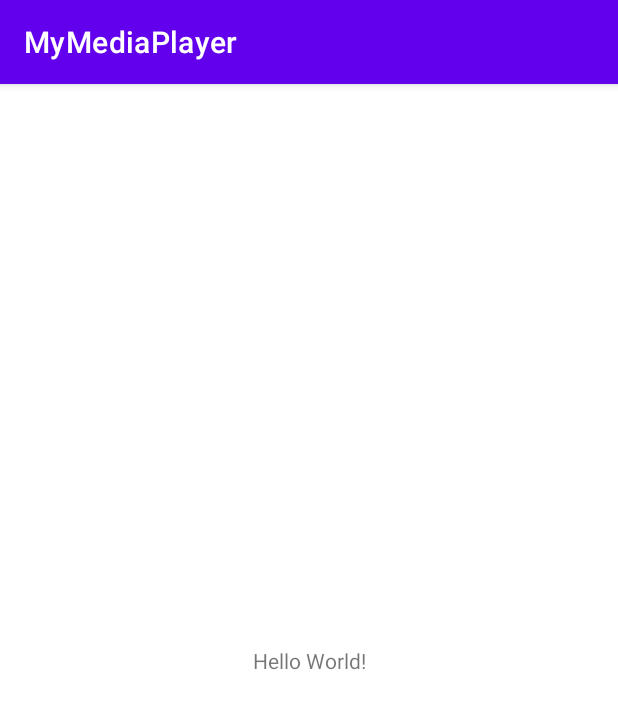
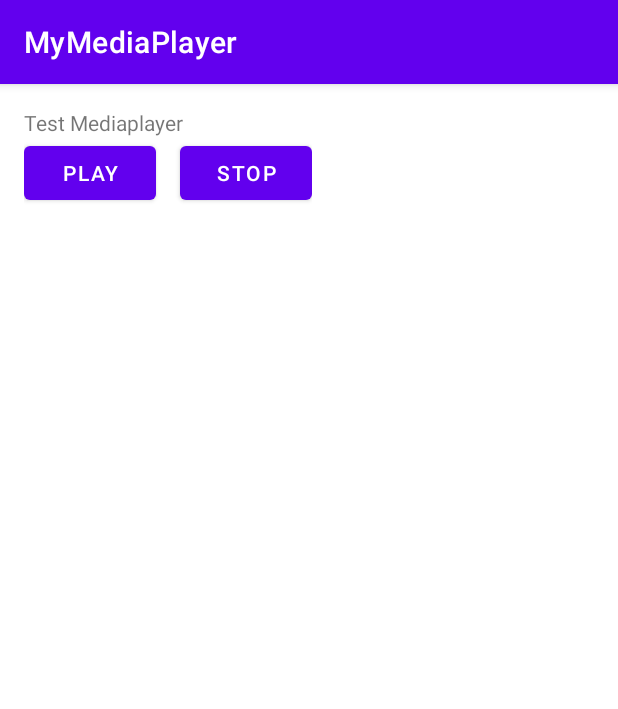
Before and after one commit to heireev/MyMediaPlayer, an Android app: the screen it shows after launch (MainActivity), on a phone screen of 412 x 824 dp. Shown: the top 709 px of the screen. Run offline under Robolectric (Android 15) with nearby library versions, the phone set to English and light mode, and no system bars.

Commit message:
Latihan MediaPlayer

```diff
--- a/app/src/main/java/com/reev/mymediaplayer/MainActivity.kt
+++ b/app/src/main/java/com/reev/mymediaplayer/MainActivity.kt
@@ -1,11 +1,60 @@
 package com.reev.mymediaplayer
 
+import android.media.AudioAttributes
+import android.media.MediaPlayer
 import androidx.appcompat.app.AppCompatActivity
 import android.os.Bundle
+import android.widget.Button
+import java.io.IOException
 
 class MainActivity : AppCompatActivity() {
+    private var mMediaPlayer: MediaPlayer? = null
+    private var isReady: Boolean = false
     override fun onCreate(savedInstanceState: Bundle?) {
         super.onCreate(savedInstanceState)
         setContentView(R.layout.activity_main)
+
+        val btnPlay = findViewById<Button>(R.id.btn_play)
+        val btnStop = findViewById<Button>(R.id.btn_stop)
+        btnPlay.setOnClickListener {
+            if (!isReady) {
+                mMediaPlayer?.prepareAsync()
+            } else {
+                if (mMediaPlayer?.isPlaying as Boolean) {
+                    mMediaPlayer?.pause()
+                } else {
+                    mMediaPlayer?.start()
+                }
+            }
+        }
+        btnStop.setOnClickListener {
+            if (mMediaPlayer?.isPlaying as Boolean || isReady) {
+                mMediaPlayer?.stop()
+                isReady = false
+            }
+        }
+
+        init()
+    }
+
+    private fun init() {
+        mMediaPlayer = MediaPlayer()
+        val attribute = AudioAttributes.Builder()
+            .setUsage(AudioAttributes.USAGE_MEDIA)
+            .setContentType(AudioAttributes.CONTENT_TYPE_SONIFICATION)
+            .build()
+        mMediaPlayer?.setAudioAttributes(attribute)
+        val afd = applicationContext.resources.openRawResourceFd(R.raw.iphone_tone)
+        try {
+            mMediaPlayer?.setDataSource(afd.fileDescriptor, afd.startOffset, afd.length)
+        } catch (e: IOException) {
+            e.printStackTrace()
+        }
+
+        mMediaPlayer?.setOnPreparedListener {
+            isReady = true
+            mMediaPlayer?.start()
+        }
+        mMediaPlayer?.setOnErrorListener {_, _, _ -> false}
     }
 }
--- a/app/src/main/res/layout/activity_main.xml
+++ b/app/src/main/res/layout/activity_main.xml
@@ -1,18 +1,33 @@
 <?xml version="1.0" encoding="utf-8"?>
-<androidx.constraintlayout.widget.ConstraintLayout xmlns:android="http://schemas.android.com/apk/res/android"
+<LinearLayout xmlns:android="http://schemas.android.com/apk/res/android"
     xmlns:app="http://schemas.android.com/apk/res-auto"
     xmlns:tools="http://schemas.android.com/tools"
     android:layout_width="match_parent"
     android:layout_height="match_parent"
+    android:orientation="vertical"
+    android:padding="16dp"
     tools:context=".MainActivity">
 
     <TextView
         android:layout_width="wrap_content"
         android:layout_height="wrap_content"
-        android:text="Hello World!"
-        app:layout_constraintBottom_toBottomOf="parent"
-        app:layout_constraintEnd_toEndOf="parent"
-        app:layout_constraintStart_toStartOf="parent"
-        app:layout_constraintTop_toTopOf="parent" />
+        android:text="@string/text_mediaplayer" />
+    <LinearLayout
+        android:layout_width="wrap_content"
+        android:layout_height="wrap_content"
+        android:orientation="horizontal">
+        <Button
+            android:id="@+id/btn_play"
+            android:layout_width="wrap_content"
+            android:layout_height="wrap_content"
+            android:text="@string/btn_text_play" />
 
-</androidx.constraintlayout.widget.ConstraintLayout>
+        <Button
+            android:id="@+id/btn_stop"
+            android:layout_width="wrap_content"
+            android:layout_height="wrap_content"
+            android:layout_marginLeft="16dp"
+            android:text="@string/btn_text_stop" />
+    </LinearLayout>
+
+</LinearLayout>
--- a/app/src/main/res/values/strings.xml
+++ b/app/src/main/res/values/strings.xml
@@ -1,3 +1,7 @@
 <resources>
     <string name="app_name">MyMediaPlayer</string>
+
+    <string name="btn_text_play">Play</string>
+    <string name="text_mediaplayer">Test Mediaplayer</string>
+    <string name="btn_text_stop">Stop</string>
 </resources>
```
Also changed, not shown: 1 other file.
